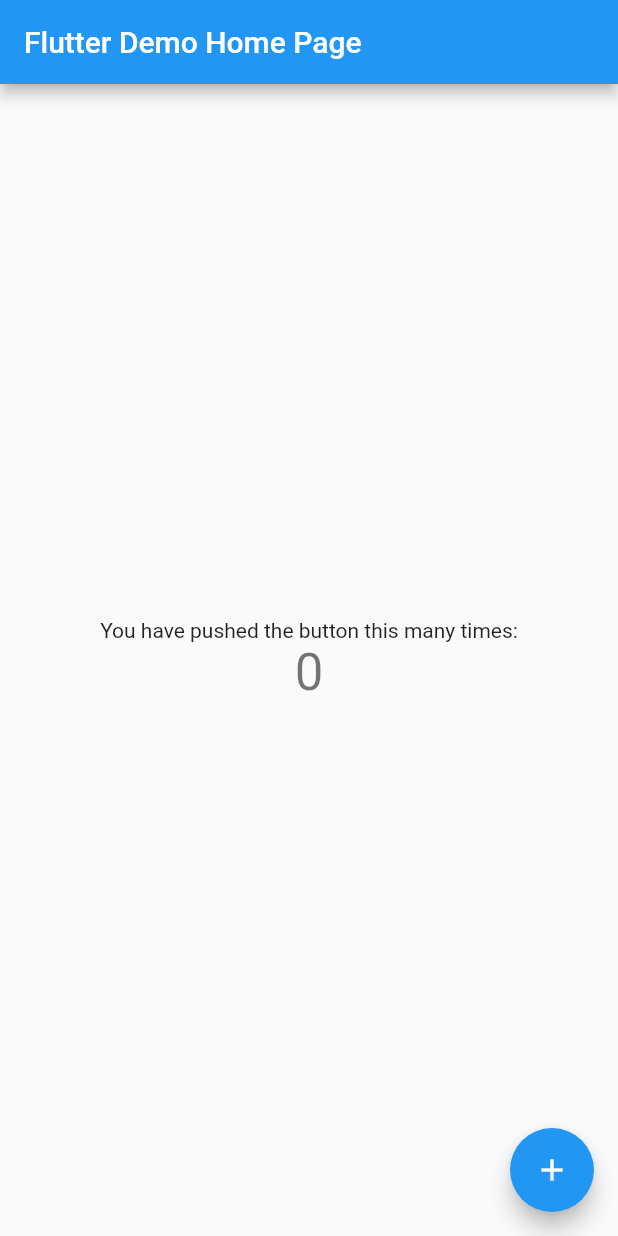
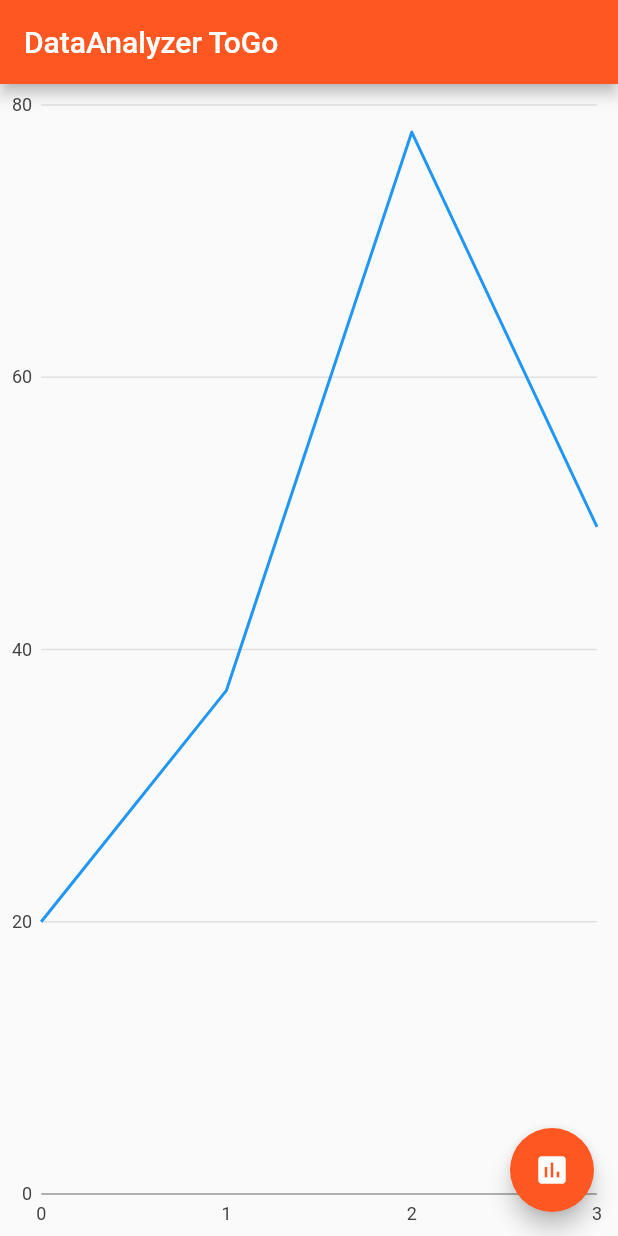
Before and after one commit to atxarib99/DataAnalyzerToGo, a Flutter app: the screen it shows after launch, on a phone screen of 412 x 824 dp. Run offline on Flutter 3.47's test engine with Material 2 defaults, Android fonts, the phone set to English and light mode, and no system bars; our stand-ins replace charts_flutter; missing offline and left inert: easy_dialogs.

Commit message:
Added framework of how code should flow. Highly likely that these are poor coding practices. Expect large scale refactors as I learn

```diff
--- /dev/null
+++ b/lib/Grapher.dart
@@ -0,0 +1,138 @@
+import 'dart:core';
+import 'package:easy_dialogs/easy_dialogs.dart';
+import 'package:flutter/material.dart';
+import 'package:charts_flutter/flutter.dart' as charts;
+import 'dart:math';
+
+
+class Grapher extends StatefulWidget {
+  @override
+  _GrapherState createState() => _GrapherState(); //remember the a preceding underscore means that the variable is private
+}
+
+class _GrapherState extends State<Grapher> {
+
+  var _tag = ''; //the tag that is currently being shown
+
+  @override
+  Widget build(BuildContext context) {
+    return Scaffold(
+      appBar: AppBar(title: Text('DataAnalyzer ToGo'),),
+      body:Center(child: SimpleTimeSeriesChart.withSampleData()),
+      floatingActionButton: FloatingActionButton(
+        child: Icon(Icons.insert_chart),
+        onPressed: () {
+          //TODO: Some sort of menu or dialog or replace main fragment with dialog for what tags / laps are available
+          print('hello');
+        },
+      ),
+    );
+  }
+
+  List<dynamic> getDialogItems() {
+    //TODO: pull all tags from datamap
+  }
+
+
+  void onDialogSubmitted() {
+    //TODO: on dialog submitted create list for chart and update chart
+  }
+
+  SingleChoiceDialog<dynamic> getTagDialog() {
+    return SingleChoiceDialog<dynamic>(
+            title: Text('Phone ringtone'),
+            items: getDialogItems(),
+            onSelected: (dynamic tag) {
+              setState(() => _tag = tag);
+            },
+    );
+  }
+}
+
+class SimpleTimeSeriesChart extends StatelessWidget {
+  final List<charts.Series> seriesList;
+  final bool animate;
+
+  SimpleTimeSeriesChart(this.seriesList, {this.animate});
+
+  /// Creates a [TimeSeriesChart] with sample data and no transition.
+  factory SimpleTimeSeriesChart.withSampleData() {
+    return new SimpleTimeSeriesChart(
+      _createOtherSampleData(''),
+      // Disable animations for image tests.
+      animate: false,
+    );
+  }
+
+  /// Creates a [TimeSeriesChart] with sample data and no transition.
+  factory SimpleTimeSeriesChart.withFile(String url) {
+    return new SimpleTimeSeriesChart(
+      _createOtherSampleData(url),
+    );
+  }
+
+
+  @override
+  Widget build(BuildContext context) {
+    return new charts.LineChart(seriesList, animate: animate);
+  }
+
+
+  /// Create random data.
+  static List<charts.Series<LinearSales, num>> _createOtherSampleData(String url) {
+    final random = new Random();
+
+    final data = [
+      new LinearSales(0, random.nextInt(100)),
+      new LinearSales(1, random.nextInt(100)),
+      new LinearSales(2, random.nextInt(100)),
+      new LinearSales(3, random.nextInt(100)),
+    ];
+
+    return [
+      new charts.Series<LinearSales, int>(
+        id: 'Sales',
+        colorFn: (_, __) => charts.MaterialPalette.blue.shadeDefault,
+        domainFn: (LinearSales sales, _) => sales.year,
+        measureFn: (LinearSales sales, _) => sales.sales,
+        data: data,
+      )
+    ];
+  }
+
+  static List<charts.Series<LinearSales, num>> _openFile() {
+    return null; //TODO: implement how to retreive data, whether it be from a server or from a file or etc. Maybe use github as a last testing day folder, or maybe use hidden links on the website?
+  }
+}
+
+/// Sample time series data type.
+class TimeSeriesSales {
+  final DateTime time;
+  final int sales;
+
+  TimeSeriesSales(this.time, this.sales);
+}
+
+/// Sample linear data type.
+class LinearSales {
+  final int year;
+  final int sales;
+
+  LinearSales(this.year, this.sales);
+}
+
+/**
+ * This enumeration represents all the states that the grapher screen can be in.
+ * Possible this should be in the [main.dart] file but I am obviously not experienced enough
+ * at the moment. The idea was that the Grapher just changes from one widget to the next.
+ * Functionally that can be acheived here (at the time of writing) but perhaps it would be
+ * better to do it in the main, because all main does at the moment is launch grapher.
+ *
+ *
+ *
+ * @deprecated but we'll leave it here in case ;)
+ */
+enum MainState {
+  graph,
+  histogram
+}
--- a/lib/main.dart
+++ b/lib/main.dart
@@ -1,4 +1,5 @@
 import 'package:flutter/material.dart';
+import 'Grapher.dart';
 
 void main() => runApp(MyApp());
 
@@ -18,9 +19,9 @@
         // or simply save your changes to "hot reload" in a Flutter IDE).
         // Notice that the counter didn't reset back to zero; the application
         // is not restarted.
-        primarySwatch: Colors.blue,
+        primarySwatch: Colors.deepOrange,
       ),
-      home: MyHomePage(title: 'Flutter Demo Home Page'),
+      home: Grapher(),
     );
   }
 }
--- a/pubspec.yaml
+++ b/pubspec.yaml
@@ -19,6 +19,9 @@
 dependencies:
   flutter:
     sdk: flutter
+  charts_flutter: ^0.8.1
+  easy_dialogs: ^1.0.0
+
 
   # The following adds the Cupertino Icons font to your application.
   # Use with the CupertinoIcons class for iOS style icons.
@@ -27,7 +30,6 @@
 dev_dependencies:
   flutter_test:
     sdk: flutter
-
 
 # For information on the generic Dart part of this file, see the
 # following page: https://dart.dev/tools/pub/pubspec
```
Also changed, not shown: pubspec.lock.
